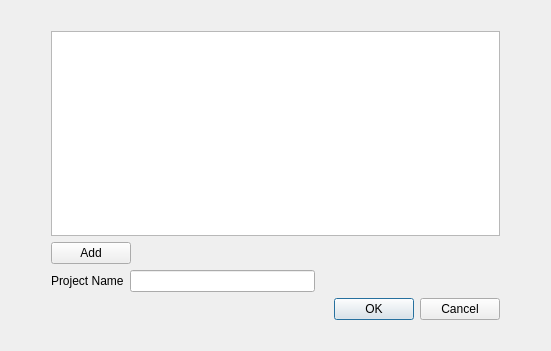
The window that FCheddar/scheduler.ui (alu0101278919/OS_Project_FCheddar) describes before a commit, drawn with Qt 5.
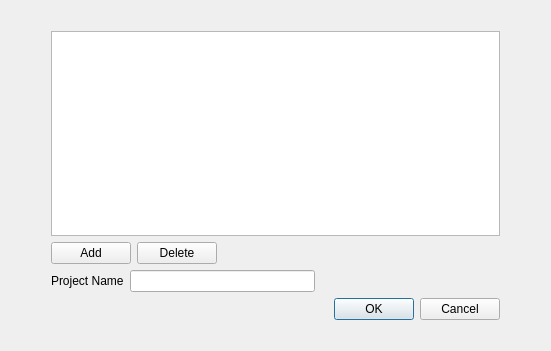
The same window after the commit.

Commit message: Filtering with calendar and scheduler settings improvements

Diff of the .ui file:
```diff
--- a/FCheddar/scheduler.ui
+++ b/FCheddar/scheduler.ui
@@ -70,6 +70,13 @@
              </property>
             </widget>
            </item>
+           <item>
+            <widget class="QPushButton" name="deleteButton">
+             <property name="text">
+              <string>Delete</string>
+             </property>
+            </widget>
+           </item>
            <item>
             <spacer name="horizontalSpacer">
              <property name="orientation">
```
The commit also changes 8 other files.
